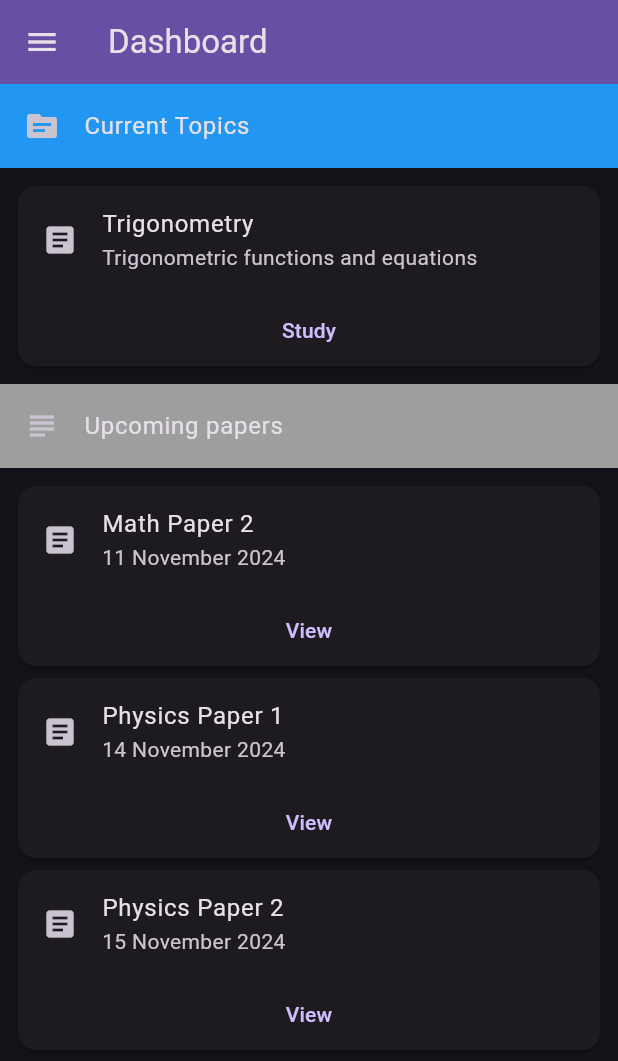
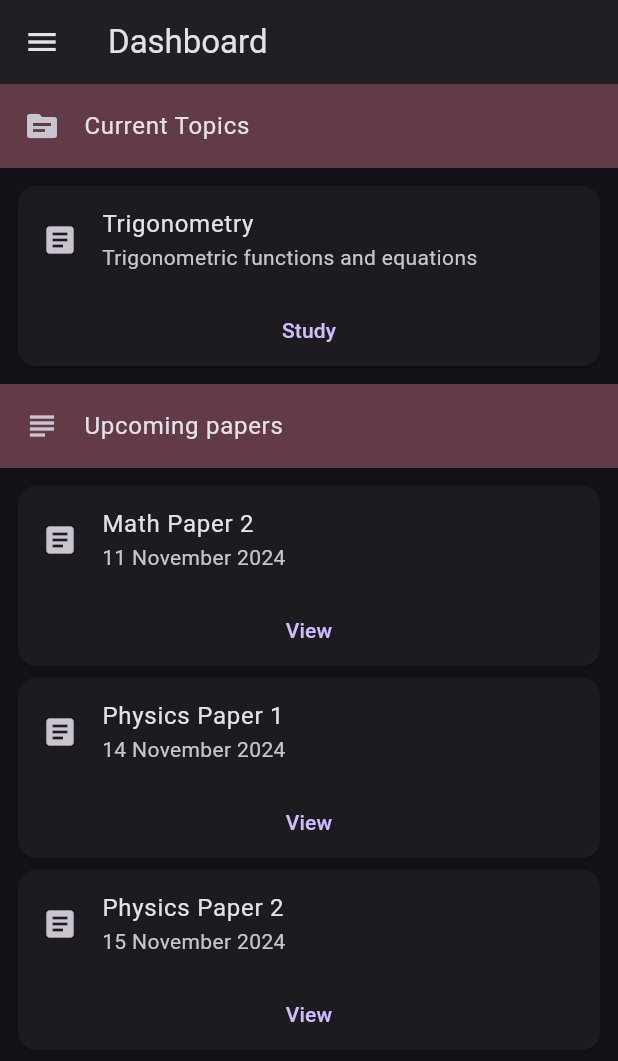
Before and after one commit to Daru-san/Studyx, a Flutter app: the screen it shows after launch, on a phone screen of 412 x 824 dp. Shown: the top 1061 px of the screen. Run offline on Flutter 3.47's test engine with Material 3 defaults, Android fonts, the phone set to English and light mode, and no system bars; missing offline and left inert: flutter_settings_ui, window_manager.

Commit message:
src/main: update home layout

```diff
--- a/lib/main.dart
+++ b/lib/main.dart
@@ -10,6 +10,7 @@ void main() {
 }
 
 var currentTheme = ThemeData.dark(useMaterial3: true);
+
 class MyApp extends StatelessWidget {
   const MyApp({super.key});
 
@@ -47,7 +48,7 @@ class _MyHomePageState extends State<MyHomePage> {
   Widget build(BuildContext context) {
     return Scaffold(
       appBar: AppBar(
-        backgroundColor: Theme.of(context).colorScheme.inversePrimary,
+        backgroundColor: Theme.of(context).colorScheme.surfaceContainer,
         title: Text(widget.title),
         leading: Builder(builder: (context) {
           return IconButton(
@@ -62,14 +63,22 @@ class _MyHomePageState extends State<MyHomePage> {
         child: ListView(
           padding: EdgeInsets.zero,
           children: [
-            const DrawerHeader(
+            SizedBox(
+              height: 100,
+              child: DrawerHeader(
                 decoration: BoxDecoration(
-                color: Colors.lightBlue,
-                borderRadius: BorderRadius.all(
+                  color: Theme.of(context).colorScheme.primaryContainer,
+                  borderRadius: const BorderRadius.all(
                     Radius.circular(10),
                   ),
                 ),
-              child: Text("Navigation"),
+                margin: const EdgeInsets.all(0.0),
+                padding: const EdgeInsets.all(0.0),
+                child: const ListTile(
+                  leading: Icon(Icons.local_library),
+                  title: Text('Studyx'),
+                ),
+              ),
             ),
             ListTile(
               leading: const Icon(Icons.dashboard),
@@ -129,7 +138,21 @@ class _MyHomePageState extends State<MyHomePage> {
           ],
         ),
       ),
-      body: Center(
+      body: Builder(
+        builder: (BuildContext context) {
+          return SizedBox.expand(
+            child: GestureDetector(
+              onPanUpdate: (details) {
+                if (details.delta.dx > 0) {
+                  Scaffold.of(context).openDrawer();
+                }
+                if (details.delta.dx < 0) {
+                  if (Scaffold.of(context).isDrawerOpen) {
+                    Navigator.pop(context);
+                  }
+                }
+              },
+              child: Center(
                 child: ListView(
                   shrinkWrap: false,
                   padding: EdgeInsets.zero,
@@ -137,10 +160,11 @@ class _MyHomePageState extends State<MyHomePage> {
                     Column(
                       mainAxisAlignment: MainAxisAlignment.start,
                       children: <Widget>[
-                const ListTile(
-                  leading: Icon(Icons.topic),
-                  title: Text('Current Topics'),
-                  tileColor: Colors.blue,
+                        ListTile(
+                          leading: const Icon(Icons.topic),
+                          title: const Text('Current Topics'),
+                          tileColor:
+                              Theme.of(context).colorScheme.tertiaryContainer,
                         ),
                         ListView(
                           padding: const EdgeInsets.all(8),
@@ -153,8 +177,8 @@ class _MyHomePageState extends State<MyHomePage> {
                                   const ListTile(
                                     leading: Icon(Icons.article),
                                     title: Text('Trigonometry'),
-                            subtitle:
-                                Text('Trigonometric functions and equations'),
+                                    subtitle: Text(
+                                        'Trigonometric functions and equations'),
                                   ),
                                   Row(
                                     mainAxisAlignment: MainAxisAlignment.center,
@@ -175,10 +199,11 @@ class _MyHomePageState extends State<MyHomePage> {
                     Column(
                       mainAxisAlignment: MainAxisAlignment.start,
                       children: [
-                const ListTile(
-                  leading: Icon(Icons.subject),
-                  title: Text('Upcoming papers'),
-                  tileColor: Colors.grey,
+                        ListTile(
+                          leading: const Icon(Icons.subject),
+                          title: const Text('Upcoming papers'),
+                          tileColor:
+                              Theme.of(context).colorScheme.tertiaryContainer,
                         ),
                         ListView(
                           padding: const EdgeInsets.all(8),
@@ -253,6 +278,10 @@ class _MyHomePageState extends State<MyHomePage> {
                     ),
                   ],
                 ),
+              ),
+            ),
+          );
+        },
       ),
     );
   }
```
Lines whose indentation alone changed are shown as unchanged.
